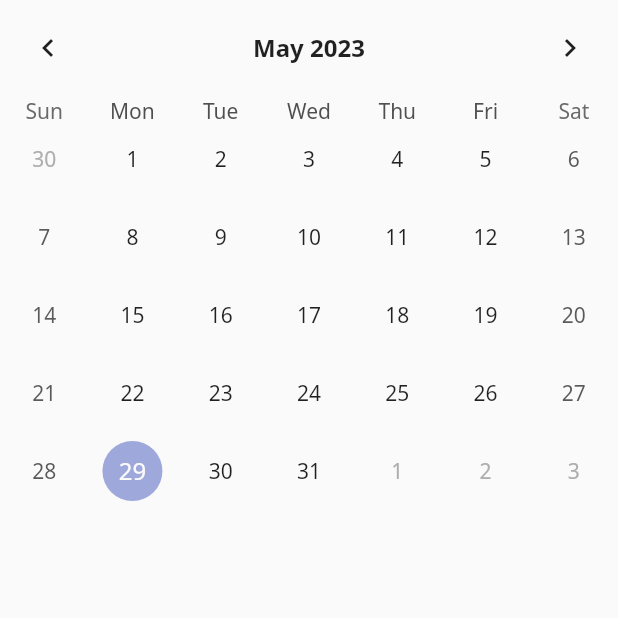
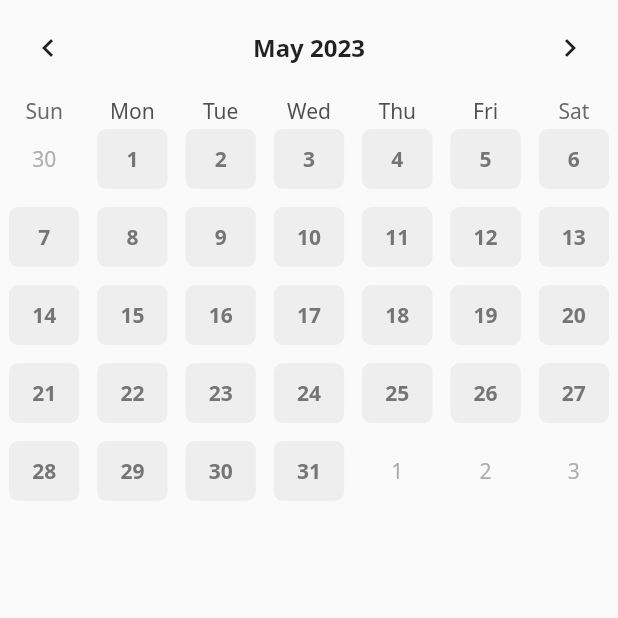
Before and after one commit to wogks/yamancalendar, a Flutter app: the screen it shows after launch, on a phone screen of 412 x 824 dp, the top half of it. Run offline on Flutter 3.47's test engine with Material 2 defaults, Android fonts, the phone set to English and light mode, and no system bars; drawn by our look-alikes of table_calendar.

Commit message:
Feat: table calendar 스타일링

```diff
--- a/lib/component/calendar.dart
+++ b/lib/component/calendar.dart
@@ -1,5 +1,6 @@
 import 'package:flutter/material.dart';
 import 'package:table_calendar/table_calendar.dart';
+import 'package:videocall2/const/colors.dart';
 
 class Calendar extends StatefulWidget {
   const Calendar({super.key});
@@ -10,6 +11,16 @@
 
 class _CalendarState extends State<Calendar> {
   DateTime? selectedDay;
+
+  final defaultBoxDeco = BoxDecoration(
+    color: Colors.grey[200],
+    borderRadius: BorderRadius.circular(6),
+  );
+
+  final defaultTextStyle = TextStyle(
+    color: Colors.grey[600],
+    fontWeight: FontWeight.w700,
+  );
   @override
   Widget build(BuildContext context) {
     return TableCalendar(
@@ -24,6 +35,27 @@
           fontWeight: FontWeight.w700,
           fontSize: 16,
         ),
+      ),
+      calendarStyle: CalendarStyle(
+        //오늘날짜 표시
+        isTodayHighlighted: false,
+        //날짜가 들어있는 컨테이너를 데코레이션(주말제외)
+        defaultDecoration: defaultBoxDeco,
+        //주말 데코
+        weekendDecoration: defaultBoxDeco,
+        //선택된 박스 데코
+        selectedDecoration: BoxDecoration(
+          color: Colors.white,
+          borderRadius: BorderRadius.circular(6),
+          //테두리
+          border: Border.all(
+            width: 1,
+            color: PRIMARY_COLOR,
+          ),
+        ),
+        defaultTextStyle: defaultTextStyle,
+        weekendTextStyle: defaultTextStyle,
+        selectedTextStyle: defaultTextStyle.copyWith(color: PRIMARY_COLOR),
       ),
       onDaySelected: (selectedDay, focusedDay) {
         setState(() {
--- /dev/null
+++ b/lib/const/colors.dart
@@ -0,0 +1,3 @@
+import 'package:flutter/material.dart';
+
+const PRIMARY_COLOR = Color(0xFF0DB2B2);
```
